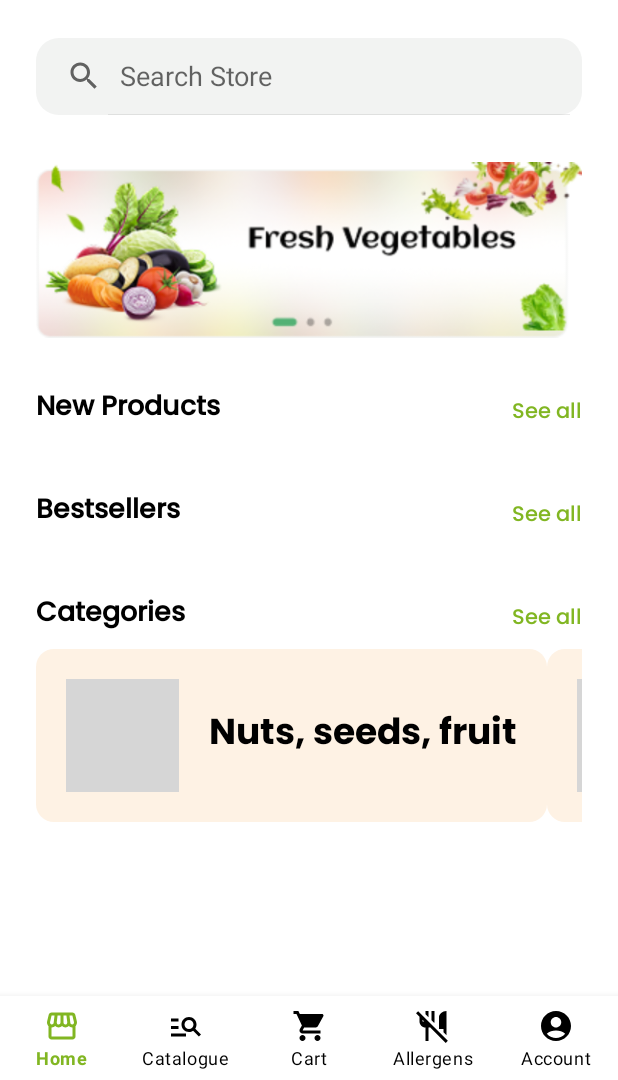
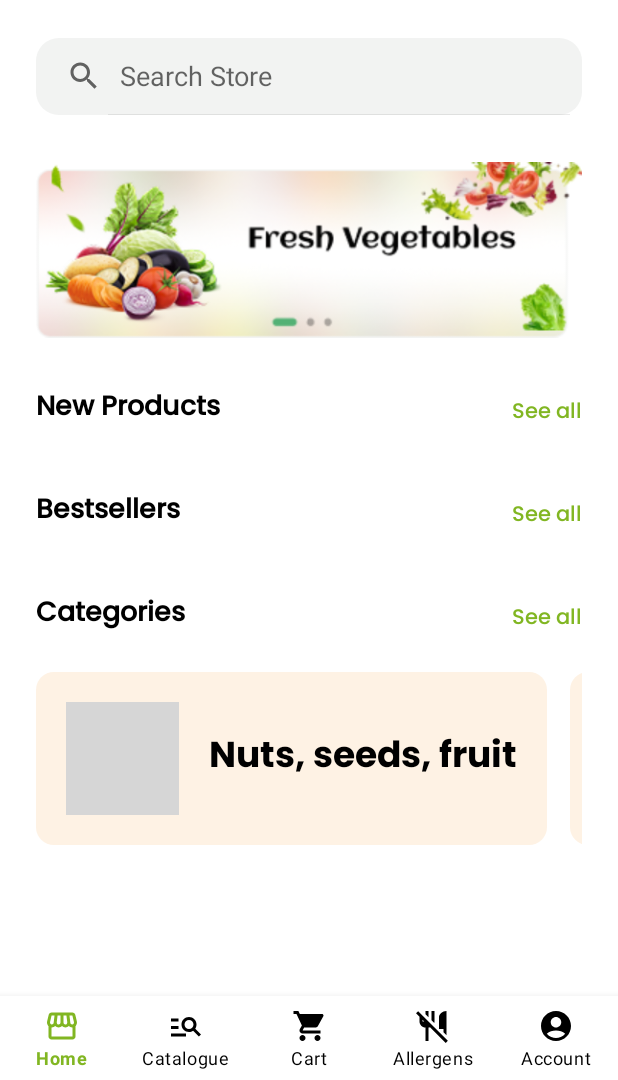
Before and after one commit to KarlisFTW/Sabalancec, an Android app: the HomeFragment screen opened directly, with no data from a screen before it, on a phone screen of 412 x 824 dp, the part 156-1236 px from its top. Run offline under Robolectric (Android 15) with nearby library versions, the phone set to English and light mode, and no system bars; our stand-ins replace CircleImageView; pictures from the network do not load; grey boxes are pictures that could not be loaded.

Commit message:
Adjusted home category element margins

```diff
--- a/app/src/main/res/layout/item_category_home.xml
+++ b/app/src/main/res/layout/item_category_home.xml
@@ -3,6 +3,8 @@
     xmlns:app="http://schemas.android.com/apk/res-auto"
     android:layout_width="wrap_content"
     android:layout_height="wrap_content"
+    android:layout_marginTop="15dp"
+    android:layout_marginEnd="15dp"
     android:background="@drawable/rounded_background_category"
     android:gravity="center_vertical"
     android:orientation="horizontal"
```
Also changed, not shown: app/src/main/res/layout/item_cartitem.xml (+4 -3 lines).
